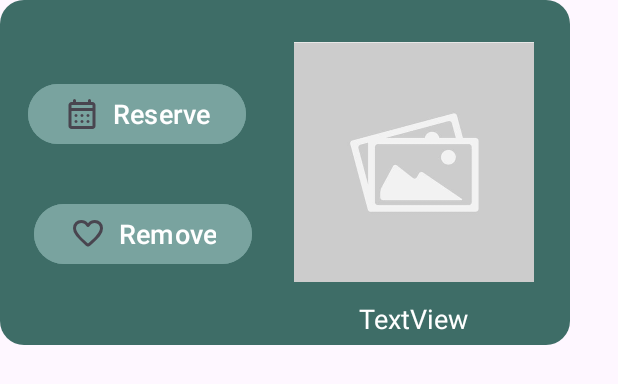
After one commit to Amalziad1/Car-Rental-Android-App, an Android app: the layout fragment_favorite2.xml on its own in the app's theme, with its tools: preview values and no code run, on a phone screen of 412 x 824 dp. The commit adds this screen. Shown: the top 384 px of the screen. Run offline under Robolectric (Android 15) with nearby library versions, the phone set to English and light mode, and no system bars.

Commit message:
favorites added

```diff
--- a/app/src/main/AndroidManifest.xml
+++ b/app/src/main/AndroidManifest.xml
@@ -15,7 +15,7 @@
         android:theme="@style/Theme.Drivr"
         tools:targetApi="31">
         <activity
-            android:name=".ui.favorites.favoriteFragment"
+            android:name=".ui.favorites.FavoriteFragment2"
             android:exported="false" />
         <activity
             android:name=".ui.car_menu.viewCarDetails"
--- a/app/src/main/java/com/project/drivr/Connection.java
+++ b/app/src/main/java/com/project/drivr/Connection.java
@@ -36,7 +36,7 @@ public class Connection extends AppCompatActivity {
             @Override
             public void onClick(View v) {
                 ConnectionAsync connectionAsyncTask = new ConnectionAsync(Connection.this);
-                connectionAsyncTask.execute("https://mp0364e1f95be16573ab.free.beeceptor.com/data");
+                connectionAsyncTask.execute("https://mpad83d493b2c21aadf9.free.beeceptor.com/data");
             }
         });
     }
--- /dev/null
+++ b/app/src/main/res/layout/fragment_favorite2.xml
@@ -0,0 +1,66 @@
+<?xml version="1.0" encoding="utf-8"?>
+<LinearLayout xmlns:android="http://schemas.android.com/apk/res/android"
+    xmlns:app="http://schemas.android.com/apk/res-auto"
+    xmlns:tools="http://schemas.android.com/tools"
+    android:id="@+id/linearlayout"
+    android:layout_width="380dp"
+    android:layout_height="250dp"
+    android:orientation="vertical"
+    tools:context=".ui.favorites.FavoriteFragment2">
+
+
+    <androidx.constraintlayout.widget.ConstraintLayout
+        android:id="@+id/favCons"
+        android:layout_width="380dp"
+        android:layout_height="230dp"
+        android:background="@drawable/rounded_fragment_layout">
+
+        <Button
+            android:id="@+id/button2"
+            android:layout_width="wrap_content"
+            android:layout_height="wrap_content"
+            android:layout_marginTop="52dp"
+            android:layout_marginEnd="32dp"
+            android:backgroundTint="#79A39F"
+            android:drawableLeft="@drawable/calendar_month"
+            android:text="Reserve"
+            android:textSize="18sp"
+            app:layout_constraintEnd_toStartOf="@+id/imageView2"
+            app:layout_constraintTop_toTopOf="parent" />
+
+        <Button
+            android:id="@+id/button3"
+            android:layout_width="wrap_content"
+            android:layout_height="wrap_content"
+            android:layout_marginTop="32dp"
+            android:layout_marginEnd="28dp"
+            android:backgroundTint="#79A39F"
+            android:drawableLeft="@drawable/favorite"
+            android:text="Remove"
+            android:textSize="18sp"
+            app:layout_constraintEnd_toStartOf="@+id/imageView2"
+            app:layout_constraintTop_toBottomOf="@+id/button2" />
+
+        <ImageView
+            android:id="@+id/imageView2"
+            android:layout_width="160dp"
+            android:layout_height="160dp"
+            android:layout_marginTop="28dp"
+            android:layout_marginEnd="24dp"
+            android:src="@drawable/placeholder_photo"
+            app:layout_constraintEnd_toEndOf="parent"
+            app:layout_constraintTop_toTopOf="parent" />
+
+        <TextView
+            android:id="@+id/textView3"
+            android:layout_width="wrap_content"
+            android:layout_height="wrap_content"
+            android:layout_marginTop="12dp"
+            android:layout_marginEnd="68dp"
+            android:text="TextView"
+            android:textColor="@color/white"
+            android:textSize="18sp"
+            app:layout_constraintEnd_toEndOf="parent"
+            app:layout_constraintTop_toBottomOf="@+id/imageView2" />
+    </androidx.constraintlayout.widget.ConstraintLayout>
+</LinearLayout>
```
Also changed, not shown: app/src/main/java/com/project/drivr/DataBaseHelper.java (+13 -4 lines), app/src/main/java/com/project/drivr/ui/car_menu/CarMenu.java (+3 -4 lines), app/src/main/java/com/project/drivr/ui/favorites/FavoriteFragment2.java (added, +126 -0 lines), app/src/main/java/com/project/drivr/ui/favorites/FavoritesFragment.java (+50 -5 lines), app/src/main/java/com/project/drivr/ui/favorites/carFavoriteFragment.java (deleted, +0 -78 lines), app/src/main/res/layout/fragment_car_favorite.xml (deleted, +0 -68 lines), app/src/main/res/layout/fragment_reserved.xml (+11 -4 lines).
